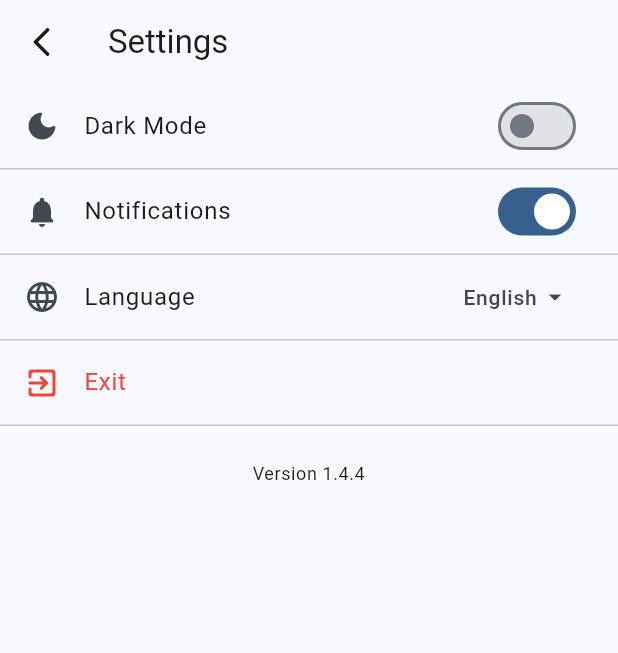
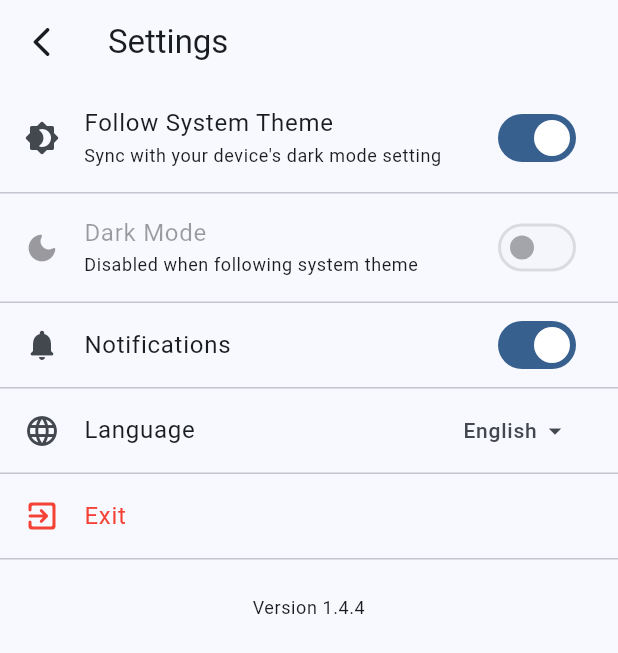
Before and after one commit to OjinInGit/astrix_backup, a Flutter app: the SettingsOverlay screen opened directly, on a phone screen of 412 x 824 dp. Shown: the top 653 px of the screen. Run offline on Flutter 3.47's test engine with Material 3 defaults, Android fonts, the phone set to English and light mode, and no system bars; our stand-ins replace flutter_local_notifications, shared_preferences; accounts and stored records are empty.

Commit message:
Optimizing Dark Mode, and resonating it with user's phone Dark Mode settings

```diff
--- a/lib/main.dart
+++ b/lib/main.dart
@@ -20,22 +20,37 @@ class AstrixApp extends StatelessWidget {
 
   @override
   Widget build(BuildContext context) {
+    final followSystem = context.select<AppProvider, bool>(
+      (p) => p.followSystemTheme,
+    );
     final isDark = context.select<AppProvider, bool>((p) => p.isDarkMode);
+
+    final themeMode = followSystem
+        ? ThemeMode.system
+        : (isDark ? ThemeMode.dark : ThemeMode.light);
+
     return MaterialApp(
       title: 'Astrix DVC',
       debugShowCheckedModeBanner: false,
-      theme: _theme(Brightness.light),
-      darkTheme: _theme(Brightness.dark),
-      themeMode: isDark ? ThemeMode.dark : ThemeMode.light,
+      theme: _buildTheme(Brightness.light),
+      darkTheme: _buildTheme(Brightness.dark),
+      themeMode: themeMode,
       home: const HomeScreen(),
     );
   }
 
-  ThemeData _theme(Brightness brightness) => ThemeData(
+  ThemeData _buildTheme(Brightness brightness) => ThemeData(
     colorScheme: ColorScheme.fromSeed(
       seedColor: const Color(0xFF0077CC),
       brightness: brightness,
     ),
     useMaterial3: true,
+    // Add smooth transitions for theme animations
+    pageTransitionsTheme: PageTransitionsTheme(
+      builders: {
+        TargetPlatform.android: ZoomPageTransitionsBuilder(),
+        TargetPlatform.iOS: CupertinoPageTransitionsBuilder(),
+      },
+    ),
   );
 }
--- a/lib/overlays/settings_overlay.dart
+++ b/lib/overlays/settings_overlay.dart
@@ -37,20 +37,50 @@ class SettingsOverlay extends StatelessWidget {
       ),
       body: ListView(
         children: [
+          // ── Follow System Theme ───────────────────────────────
+          // Allows the app to automatically sync with device settings
+          Builder(
+            builder: (context) {
+              final followSystem = context.select<AppProvider, bool>(
+                (p) => p.followSystemTheme,
+              );
+              return SwitchListTile(
+                secondary: const Icon(Icons.brightness_4_rounded),
+                title: Text(AppStrings.get('follow_system_theme', lang)),
+                subtitle: Text(
+                  AppStrings.get('follow_system_theme_desc', lang),
+                  style: Theme.of(context).textTheme.bodySmall,
+                ),
+                value: followSystem,
+                onChanged: context.read<AppProvider>().toggleFollowSystemTheme,
+              );
+            },
+          ),
+          const Divider(height: 1),
+
           // ── Dark Mode ─────────────────────────────────────────
-          // context.select is scoped tightly here: only this tile
-          // rebuilds when isDarkMode changes, preventing the full
-          // overlay from rebuilding and causing animation lag.
+          // Manual dark mode toggle (only active when not following system)
           Builder(
             builder: (context) {
               final isDark = context.select<AppProvider, bool>(
                 (p) => p.isDarkMode,
               );
+              final followSystem = context.select<AppProvider, bool>(
+                (p) => p.followSystemTheme,
+              );
               return SwitchListTile(
                 secondary: const Icon(Icons.dark_mode_rounded),
                 title: Text(AppStrings.get('dark_mode', lang)),
+                subtitle: followSystem
+                    ? Text(
+                        AppStrings.get('dark_mode_system_override', lang),
+                        style: Theme.of(context).textTheme.bodySmall,
+                      )
+                    : null,
                 value: isDark,
-                onChanged: context.read<AppProvider>().toggleDarkMode,
+                onChanged: followSystem
+                    ? null
+                    : context.read<AppProvider>().toggleDarkMode,
               );
             },
           ),
--- a/lib/providers/app_provider.dart
+++ b/lib/providers/app_provider.dart
@@ -10,6 +10,7 @@ import '../services/notification_service.dart';
 class AppProvider extends ChangeNotifier {
   // ── Settings ──────────────────────────────────────────────
   bool _isDarkMode = false;
+  bool _followSystemTheme = true;
   bool _notificationsEnabled = true;
   String _language = 'en';
 
@@ -31,6 +32,7 @@ class AppProvider extends ChangeNotifier {
 
   // ── Getters ───────────────────────────────────────────────
   bool get isDarkMode => _isDarkMode;
+  bool get followSystemTheme => _followSystemTheme;
   bool get notificationsEnabled => _notificationsEnabled;
   String get language => _language;
   bool get deviceConnected => _deviceConnected;
@@ -63,6 +65,7 @@ class AppProvider extends ChangeNotifier {
   Future<void> _loadPreferences() async {
     final prefs = await SharedPreferences.getInstance();
     _isDarkMode = prefs.getBool('dark_mode') ?? false;
+    _followSystemTheme = prefs.getBool('follow_system_theme') ?? true;
     _notificationsEnabled = prefs.getBool('notifications') ?? true;
     _language = prefs.getString('language') ?? 'en';
     _feedAmount = prefs.getDouble('feed_amount') ?? 0.5;
@@ -81,6 +84,7 @@ class AppProvider extends ChangeNotifier {
 
   Future<void> _persistSettings() async {
     final prefs = await SharedPreferences.getInstance();
+    await prefs.setBool('follow_system_theme', _followSystemTheme);
     await prefs.setBool('dark_mode', _isDarkMode);
     await prefs.setBool('notifications', _notificationsEnabled);
     await prefs.setString('language', _language);
@@ -113,6 +117,12 @@ class AppProvider extends ChangeNotifier {
   // ── Setters ───────────────────────────────────────────────
   void toggleDarkMode(bool v) {
     _isDarkMode = v;
+    _persistSettings();
+    notifyListeners();
+  }
+
+  void toggleFollowSystemTheme(bool v) {
+    _followSystemTheme = v;
     _persistSettings();
     notifyListeners();
   }
--- a/lib/utils/strings.dart
+++ b/lib/utils/strings.dart
@@ -129,7 +129,10 @@ class AppStrings {
       'dev_org': 'Astrix Systems',
 
       // ── Settings overlay ──────────────────────────────────
+      'follow_system_theme': 'Follow System Theme',
+      'follow_system_theme_desc': 'Sync with your device\'s dark mode setting',
       'dark_mode': 'Dark Mode',
+      'dark_mode_system_override': 'Disabled when following system theme',
       'notifications': 'Notifications',
       'language': 'Language',
 
@@ -243,7 +246,10 @@ class AppStrings {
       'dev_org': 'Astrix Systems',
 
       // ── Settings overlay ──────────────────────────────────
+      'follow_system_theme': 'Sumunod sa Tema han Device',
+      'follow_system_theme_desc': 'Mag-sync sa dark mode setting han device',
       'dark_mode': 'Pagpasirom',
+      'dark_mode_system_override': 'Hindi gumagana kung sumunod sa tema',
       'notifications': 'Mga Pasabot',
       'language': 'Lengwahe',
 
```
